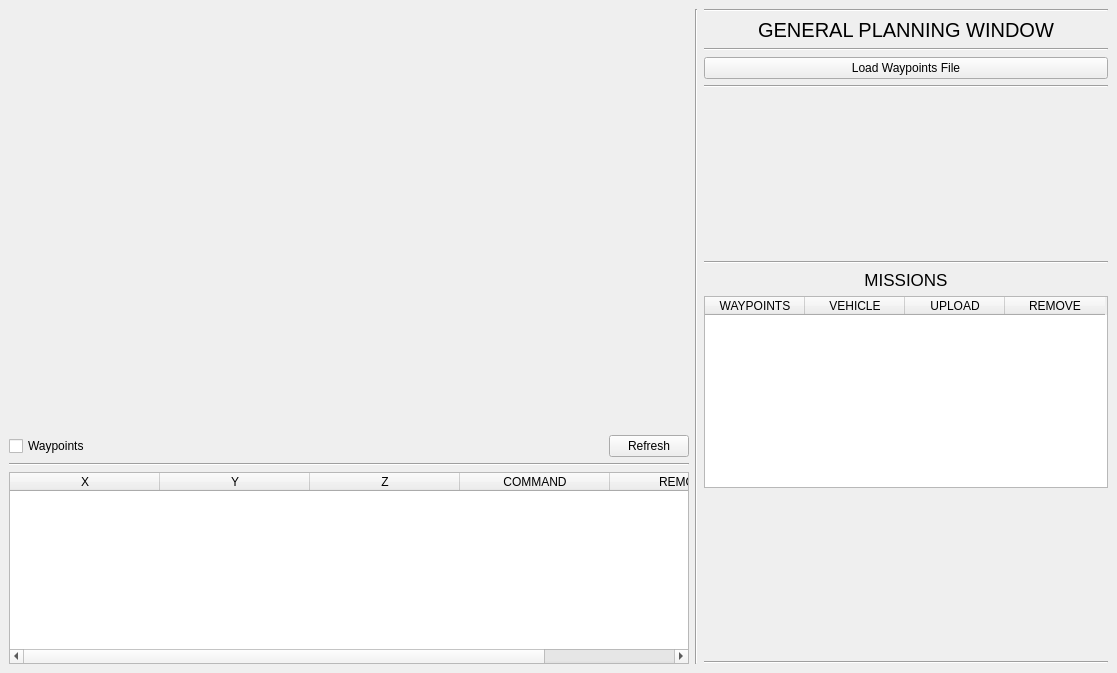
drjdlarson/gust, file src/main/python/gust/gui/ui/general_planning.ui: the form before one commit.
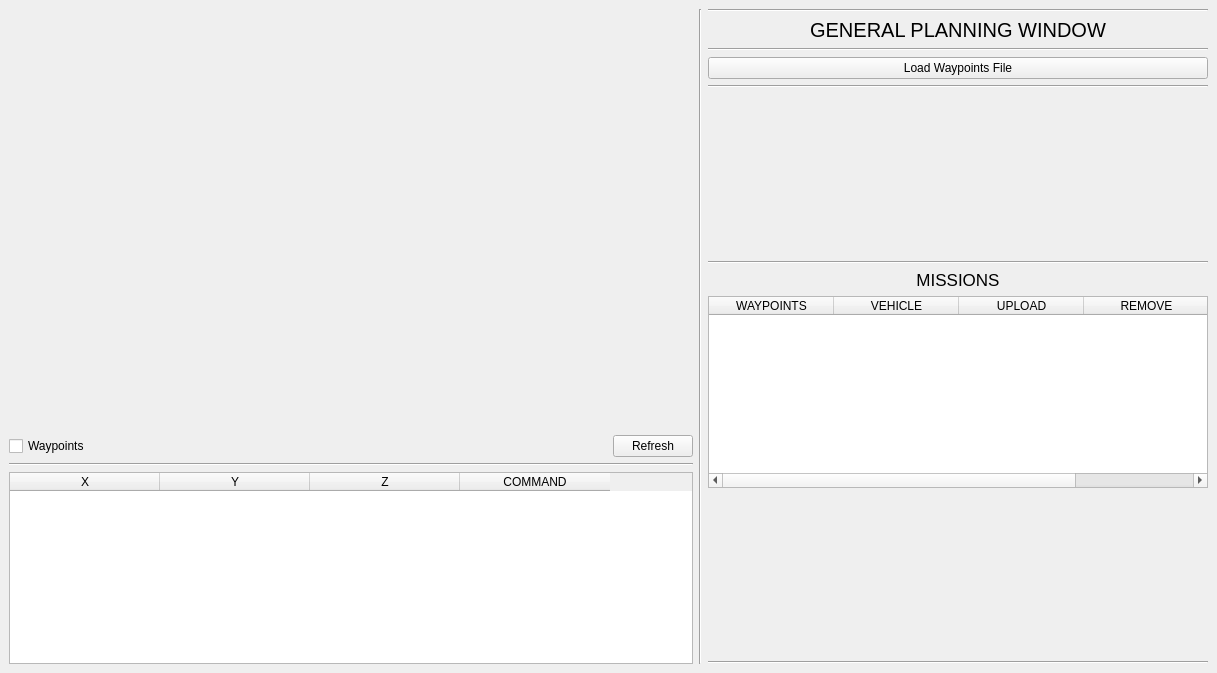
The form after the commit. Custom widgets are drawn as their Qt base class.

Commit message: added logic for general planning window

```diff
--- a/src/main/python/gust/gui/ui/general_planning.ui
+++ b/src/main/python/gust/gui/ui/general_planning.ui
@@ -6,7 +6,7 @@
    <rect>
     <x>0</x>
     <y>0</y>
-    <width>1117</width>
+    <width>1217</width>
     <height>673</height>
    </rect>
   </property>
@@ -14,7 +14,7 @@
    <string>MainWindow</string>
   </property>
   <widget class="QWidget" name="centralwidget">
-   <layout class="QHBoxLayout" name="horizontalLayout_2" stretch="1,0,1">
+   <layout class="QHBoxLayout" name="horizontalLayout_2" stretch="1,0,0">
     <item>
      <layout class="QVBoxLayout" name="verticalLayout" stretch="1,0,0,0">
       <item>
@@ -80,7 +80,7 @@
          <number>0</number>
         </property>
         <property name="columnCount">
-         <number>5</number>
+         <number>4</number>
         </property>
         <attribute name="horizontalHeaderVisible">
          <bool>true</bool>
@@ -132,11 +132,6 @@
           <string>COMMAND</string>
          </property>
         </column>
-        <column>
-         <property name="text">
-          <string>REMOVE</string>
-         </property>
-        </column>
        </widget>
       </item>
      </layout>
@@ -234,7 +229,7 @@
        <widget class="QTableWidget" name="tableWidget_missions">
         <property name="minimumSize">
          <size>
-          <width>400</width>
+          <width>500</width>
           <height>0</height>
          </size>
         </property>
@@ -251,7 +246,7 @@
          <bool>false</bool>
         </attribute>
         <attribute name="horizontalHeaderMinimumSectionSize">
-         <number>75</number>
+         <number>125</number>
         </attribute>
         <attribute name="verticalHeaderStretchLastSection">
          <bool>false</bool>
```
The commit also changes 4 other files.
